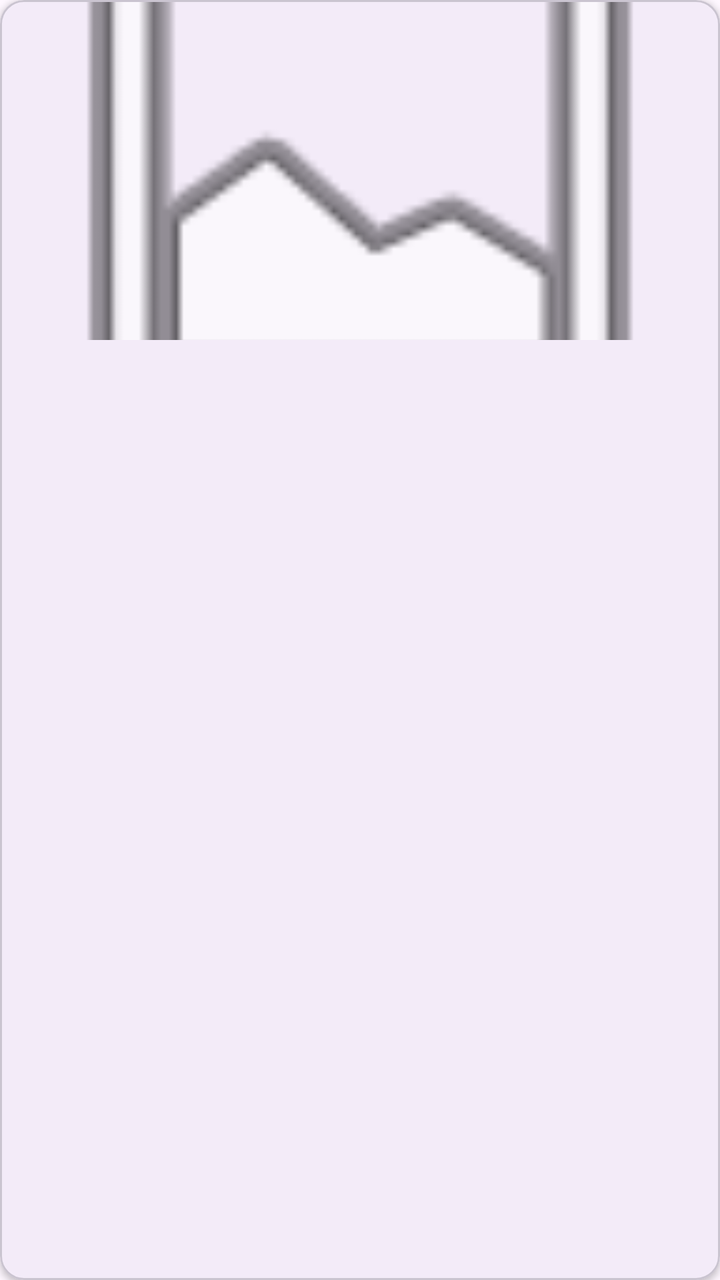
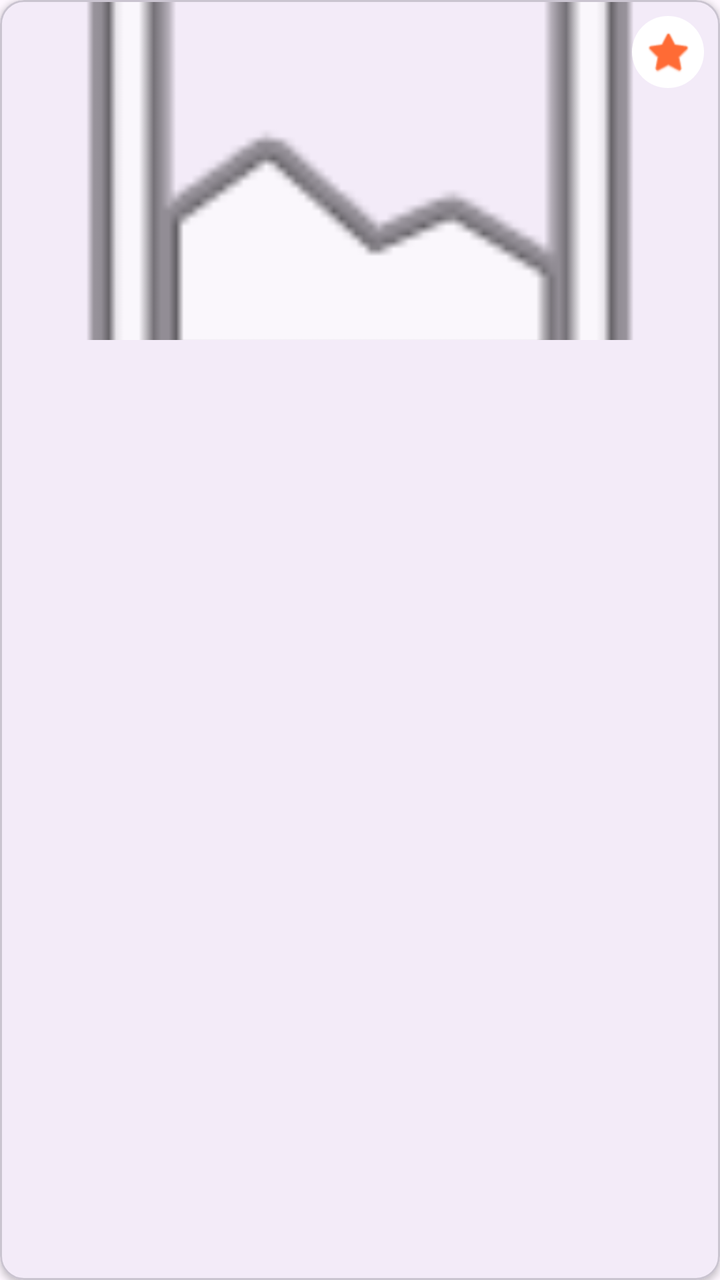

Screens rendered from an Android XML layout before and after an edit, with the pre-edit source and the edit as a unified diff.
<!-- AndroidManifest.xml: application theme Theme.BookingApp -->
<!-- res/layout/item_search_result.xml -->
<?xml version="1.0" encoding="utf-8"?>
<com.google.android.material.card.MaterialCardView xmlns:android="http://schemas.android.com/apk/res/android"
    xmlns:app="http://schemas.android.com/apk/res-auto"
    android:layout_width="match_parent"
    android:layout_height="wrap_content"
    android:layout_marginStart="16dp"
    android:layout_marginEnd="16dp"
    android:layout_marginTop="8dp"
    android:layout_marginBottom="8dp"
    android:clickable="true"
    android:focusable="true"
    android:foreground="?attr/selectableItemBackground"
    app:cardCornerRadius="12dp"
    app:cardElevation="2dp">

    <LinearLayout
        android:layout_width="match_parent"
        android:layout_height="wrap_content"
        android:orientation="vertical">

        <ImageView
            android:id="@+id/ivThumbnail"
            android:layout_width="match_parent"
            android:layout_height="170dp"
            android:scaleType="centerCrop"
            android:src="@android:drawable/ic_menu_gallery" />

        <LinearLayout
            android:layout_width="match_parent"
            android:layout_height="wrap_content"
            android:orientation="vertical"
            android:padding="14dp">

            <TextView
                android:id="@+id/tvName"
                android:layout_width="match_parent"
                android:layout_height="wrap_content"
                android:ellipsize="end"
                android:maxLines="1"
                android:textColor="@color/text_primary"
                android:textSize="15sp"
                android:textStyle="bold" />

            <TextView
                android:id="@+id/tvAddress"
                android:layout_width="match_parent"
                android:layout_height="wrap_content"
                android:layout_marginTop="4dp"
                android:ellipsize="end"
                android:maxLines="1"
                android:textColor="@color/text_secondary"
                android:textSize="13sp" />

            <TextView
                android:id="@+id/tvRoomCount"
                android:layout_width="wrap_content"
                android:layout_height="wrap_content"
                android:layout_marginTop="6dp"
                android:textColor="@color/text_hint"
                android:textSize="12sp" />

            <TextView
                android:id="@+id/tvPrice"
                android:layout_width="wrap_content"
                android:layout_height="wrap_content"
                android:layout_marginTop="6dp"
                android:textColor="@color/primary"
                android:textSize="15sp"
                android:textStyle="bold" />
        </LinearLayout>
    </LinearLayout>
</com.google.android.material.card.MaterialCardView>
<!-- resources referenced by this layout -->
<resources>
  <color name="primary">#1A6FE8</color>
  <color name="text_hint">#9CA3AF</color>
  <color name="text_primary">#1A1A2E</color>
  <color name="text_secondary">#6B7280</color>
  <style name="Theme.BookingApp" parent="Base.Theme.BookingApp" />
  <style name="Base.Theme.BookingApp" parent="Theme.Material3.DayNight.NoActionBar">
          <item name="android:statusBarColor">@color/primary</item>
          <item name="android:windowLightStatusBar">false</item>
      </style>
</resources>

<!-- the commit's change to res/layout/item_search_result.xml (unified diff, before → after) -->
@@ -18,12 +18,28 @@
         android:layout_height="wrap_content"
         android:orientation="vertical">
 
-        <ImageView
-            android:id="@+id/ivThumbnail"
+        <FrameLayout
             android:layout_width="match_parent"
-            android:layout_height="170dp"
-            android:scaleType="centerCrop"
-            android:src="@android:drawable/ic_menu_gallery" />
+            android:layout_height="170dp">
+
+            <ImageView
+                android:id="@+id/ivThumbnail"
+                android:layout_width="match_parent"
+                android:layout_height="match_parent"
+                android:scaleType="centerCrop"
+                android:src="@android:drawable/ic_menu_gallery" />
+
+            <ImageView
+                android:id="@+id/ivFavorite"
+                android:layout_width="36dp"
+                android:layout_height="36dp"
+                android:layout_gravity="top|end"
+                android:layout_margin="8dp"
+                android:background="@drawable/circle_white_bg"
+                android:padding="6dp"
+                android:src="@android:drawable/btn_star_big_off"
+                android:tint="@color/accent" />
+        </FrameLayout>
 
         <LinearLayout
             android:layout_width="match_parent"
<!-- resource entries referenced after the edit -->
@@ -1,9 +1,19 @@
 <!-- resources referenced by this layout -->
 <resources>
+  <color name="accent">#FF6B35</color>
   <color name="primary">#1A6FE8</color>
   <color name="text_hint">#9CA3AF</color>
   <color name="text_primary">#1A1A2E</color>
   <color name="text_secondary">#6B7280</color>
+  <!-- drawable circle_white_bg (drawable) -->
+  <?xml version="1.0" encoding="utf-8"?>
+  <shape xmlns:android="http://schemas.android.com/apk/res/android"
+      android:shape="oval">
+      <solid android:color="#FFFFFF" />
+      <size
+          android:width="72dp"
+          android:height="72dp" />
+  </shape>
   <style name="Theme.BookingApp" parent="Base.Theme.BookingApp" />
   <style name="Base.Theme.BookingApp" parent="Theme.Material3.DayNight.NoActionBar">
           <item name="android:statusBarColor">@color/primary</item>
